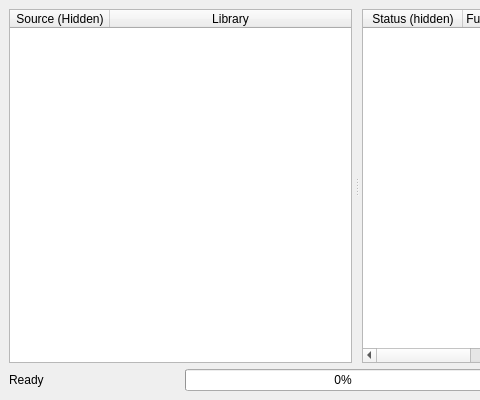
First picture: the form in forms/batchwindow.ui, repository ibsh/is_KeyFinder, before the edit; both pictures show x 0 to 480 and y 0 to 400 of the 714 by 400 pixel window.
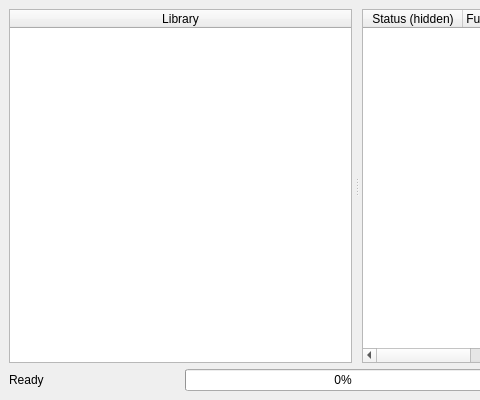
Second picture: the form after the edit.

The edit to the form file:
```diff
--- a/forms/batchwindow.ui
+++ b/forms/batchwindow.ui
@@ -45,11 +45,6 @@
        <attribute name="verticalHeaderVisible">
         <bool>false</bool>
        </attribute>
-       <column>
-        <property name="text">
-         <string notr="true">Source (Hidden)</string>
-        </property>
-       </column>
        <column>
         <property name="text">
          <string>Library</string>
```
